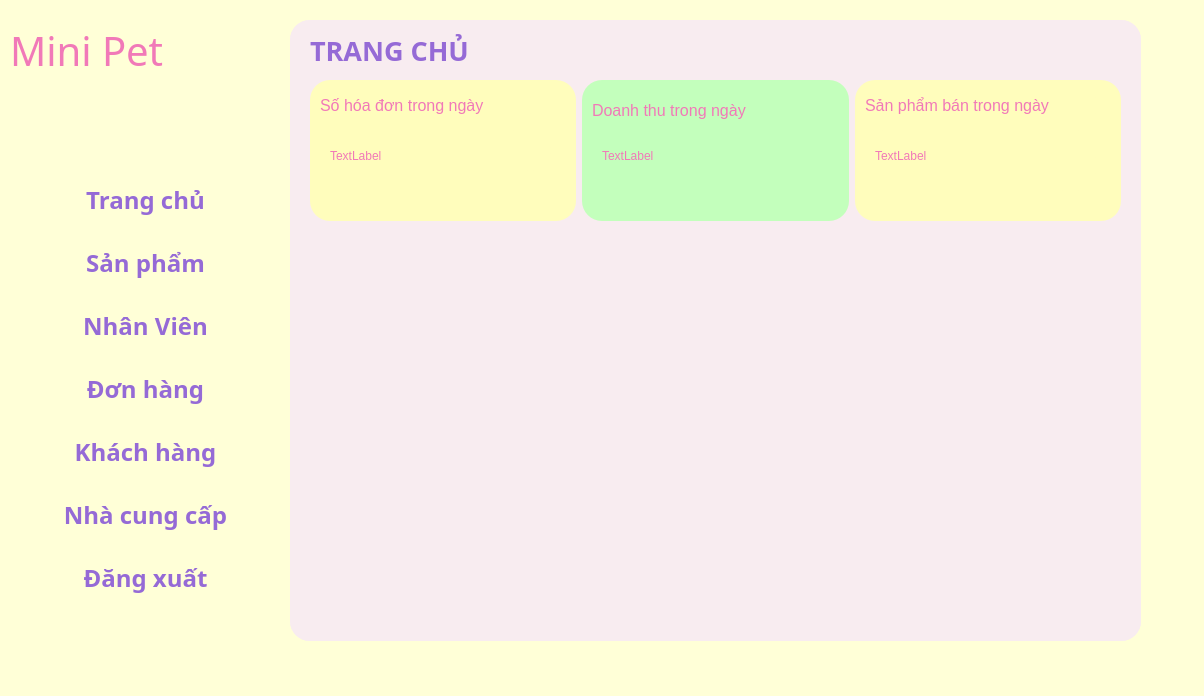
Old version of the form Main/main.ui in the repository minhngoc22/Pet-Store.
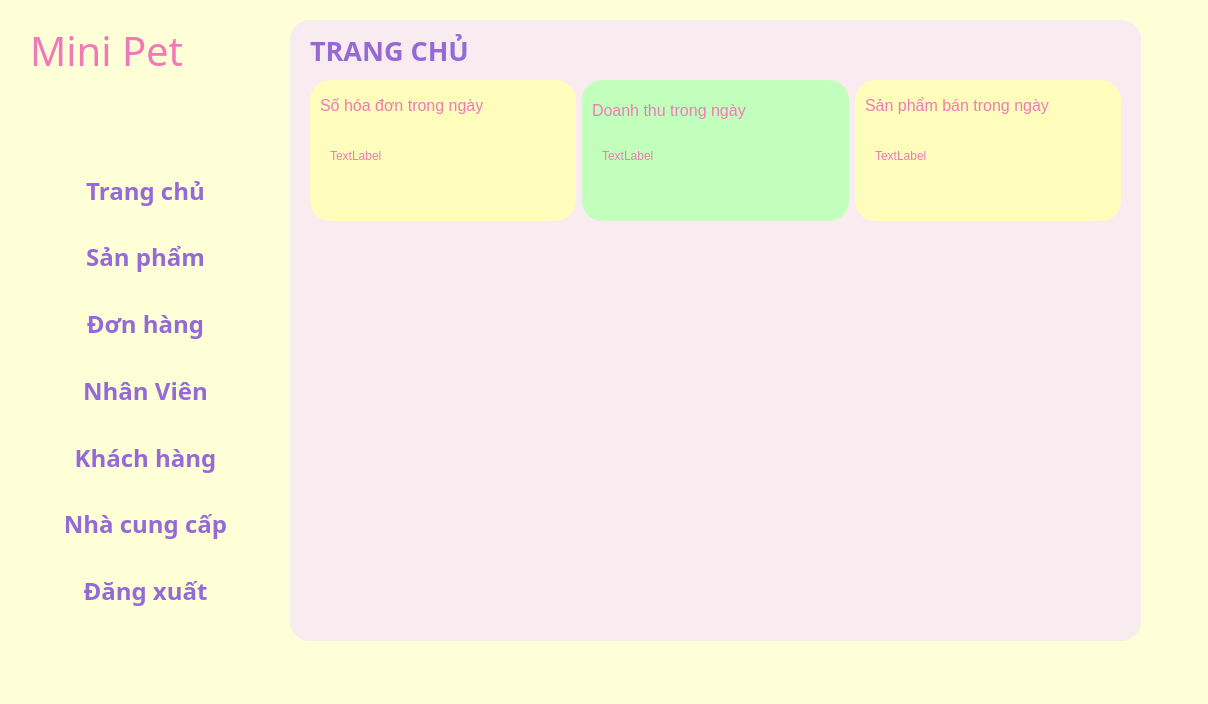
New version of the form. Icons and pictures are not drawn.

The edit to the form file:
```diff
--- a/Main/main.ui
+++ b/Main/main.ui
@@ -6,10 +6,16 @@
    <rect>
     <x>0</x>
     <y>0</y>
-    <width>1204</width>
-    <height>696</height>
+    <width>1208</width>
+    <height>704</height>
    </rect>
   </property>
+  <property name="sizePolicy">
+   <sizepolicy hsizetype="Maximum" vsizetype="Maximum">
+    <horstretch>0</horstretch>
+    <verstretch>0</verstretch>
+   </sizepolicy>
+  </property>
   <property name="windowTitle">
    <string>MainWindow</string>
   </property>
@@ -17,34 +23,21 @@
    <string notr="true">background-color: rgb(255, 255, 215);</string>
   </property>
   <widget class="QWidget" name="centralwidget">
-   <widget class="QLabel" name="label_6">
-    <property name="geometry">
-     <rect>
-      <x>10</x>
-      <y>600</y>
-      <width>61</width>
-      <height>51</height>
-     </rect>
-    </property>
-    <property name="text">
-     <string/>
-    </property>
-    <property name="pixmap">
-     <pixmap>../UI/hinhanh/user.png</pixmap>
-    </property>
-    <property name="scaledContents">
-     <bool>true</bool>
-    </property>
-   </widget>
    <widget class="QLabel" name="label_12">
     <property name="geometry">
      <rect>
-      <x>10</x>
+      <x>30</x>
       <y>20</y>
       <width>241</width>
       <height>61</height>
      </rect>
     </property>
+    <property name="sizePolicy">
+     <sizepolicy hsizetype="Ignored" vsizetype="Ignored">
+      <horstretch>0</horstretch>
+      <verstretch>0</verstretch>
+     </sizepolicy>
+    </property>
     <property name="font">
      <font>
       <family>Segoe Script</family>
@@ -91,9 +84,21 @@
       <height>461</height>
      </rect>
     </property>
+    <property name="sizePolicy">
+     <sizepolicy hsizetype="Ignored" vsizetype="Ignored">
+      <horstretch>0</horstretch>
+      <verstretch>0</verstretch>
+     </sizepolicy>
+    </property>
     <layout class="QVBoxLayout" name="verticalLayout">
      <item>
       <widget class="QPushButton" name="btn_home">
+       <property name="sizePolicy">
+        <sizepolicy hsizetype="Ignored" vsizetype="Ignored">
+         <horstretch>0</horstretch>
+         <verstretch>0</verstretch>
+        </sizepolicy>
+       </property>
        <property name="font">
         <font>
          <family>Arial Black</family>
@@ -136,6 +141,12 @@
      </item>
      <item>
       <widget class="QPushButton" name="btn_spham">
+       <property name="sizePolicy">
+        <sizepolicy hsizetype="Ignored" vsizetype="Ignored">
+         <horstretch>0</horstretch>
+         <verstretch>0</verstretch>
+        </sizepolicy>
+       </property>
        <property name="font">
         <font>
          <family>Arial Black</family>
@@ -175,50 +186,14 @@
        </property>
       </widget>
      </item>
-     <item>
-      <widget class="QPushButton" name="btn_nhanvien">
-       <property name="font">
-        <font>
-         <family>Arial Black</family>
-         <pointsize>18</pointsize>
-         <weight>75</weight>
-         <italic>false</italic>
-         <bold>true</bold>
-        </font>
-       </property>
-       <property name="styleSheet">
-        <string notr="true">QPushButton {
-    background-color:rgb(255, 255, 215); /* Màu nền xanh dương */
-    /* Màu chữ trắng rgb(255, 255, 215)*/
-	color: rgb(149, 106, 214);
-    border-radius: 10px; /* Bo góc */
-}
-QPushButton:hover {
- /* Màu nền khi rê chuột */
-	background-color: rgb(108, 187, 174);
-color: white
-}
-QPushButton:pressed {
-    background-color: rgb(31, 97, 141); /* Màu nền khi nhấn */
-}</string>
-       </property>
-       <property name="text">
-        <string>Nhân Viên</string>
-       </property>
-       <property name="icon">
-        <iconset>
-         <normaloff>../hinhanh/4.png</normaloff>../hinhanh/4.png</iconset>
-       </property>
-       <property name="iconSize">
-        <size>
-         <width>30</width>
-         <height>30</height>
-        </size>
-       </property>
-      </widget>
-     </item>
      <item>
       <widget class="QPushButton" name="btn_donhang">
+       <property name="sizePolicy">
+        <sizepolicy hsizetype="Ignored" vsizetype="Ignored">
+         <horstretch>0</horstretch>
+         <verstretch>0</verstretch>
+        </sizepolicy>
+       </property>
        <property name="font">
         <font>
          <family>Arial Black</family>
@@ -258,8 +233,62 @@
        </property>
       </widget>
      </item>
+     <item>
+      <widget class="QPushButton" name="btn_nhanvien">
+       <property name="sizePolicy">
+        <sizepolicy hsizetype="Ignored" vsizetype="Ignored">
+         <horstretch>0</horstretch>
+         <verstretch>0</verstretch>
+        </sizepolicy>
+       </property>
+       <property name="font">
+        <font>
+         <family>Arial Black</family>
+         <pointsize>18</pointsize>
+         <weight>75</weight>
+         <italic>false</italic>
+         <bold>true</bold>
+        </font>
+       </property>
+       <property name="styleSheet">
+        <string notr="true">QPushButton {
+    background-color:rgb(255, 255, 215); /* Màu nền xanh dương */
+    /* Màu chữ trắng rgb(255, 255, 215)*/
+	color: rgb(149, 106, 214);
+    border-radius: 10px; /* Bo góc */
+}
+QPushButton:hover {
+ /* Màu nền khi rê chuột */
+	background-color: rgb(108, 187, 174);
+color: white
+}
+QPushButton:pressed {
+    background-color: rgb(31, 97, 141); /* Màu nền khi nhấn */
+}</string>
+       </property>
+       <property name="text">
+        <string>Nhân Viên</string>
+       </property>
+       <property name="icon">
+        <iconset>
+         <normaloff>../hinhanh/4.png</normaloff>../hinhanh/4.png</iconset>
+       </property>
+       <property name="iconSize">
+        <size>
+         <width>30</width>
+         <height>30</height>
+        </size>
+       </property>
+      </widget>
+     </item>
      <item>
       <widget class="QPushButton" name="btn_khachhang">
+       <property name="sizePolicy">
+        <sizepolicy hsizetype="Ignored" vsizetype="Ignored">
+         <horstretch>0</horstretch>
+         <verstretch>0</verstretch>
+        </sizepolicy>
+       </property>
        <property name="font">
         <font>
          <family>Arial Black</family>
@@ -301,6 +330,12 @@
      </item>
      <item>
       <widget class="QPushButton" name="btn_nhacc">
+       <property name="sizePolicy">
+        <sizepolicy hsizetype="Ignored" vsizetype="Ignored">
+         <horstretch>0</horstretch>
+         <verstretch>0</verstretch>
+        </sizepolicy>
+       </property>
        <property name="font">
         <font>
          <family>Arial Black</family>
@@ -342,6 +377,12 @@
      </item>
      <item>
       <widget class="QPushButton" name="btn_logout">
+       <property name="sizePolicy">
+        <sizepolicy hsizetype="Ignored" vsizetype="Ignored">
+         <horstretch>0</horstretch>
+         <verstretch>0</verstretch>
+        </sizepolicy>
+       </property>
        <property name="font">
         <font>
          <family>Arial Black</family>
@@ -2181,6 +2222,31 @@
      </widget>
     </widget>
    </widget>
+   <widget class="QLabel" name="label_6">
+    <property name="geometry">
+     <rect>
+      <x>10</x>
+      <y>630</y>
+      <width>61</width>
+      <height>41</height>
+     </rect>
+    </property>
+    <property name="sizePolicy">
+     <sizepolicy hsizetype="Ignored" vsizetype="Ignored">
+      <horstretch>0</horstretch>
+      <verstretch>0</verstretch>
+     </sizepolicy>
+    </property>
+    <property name="text">
+     <string/>
+    </property>
+    <property name="pixmap">
+     <pixmap>../hinhanh/12.png</pixmap>
+    </property>
+    <property name="scaledContents">
+     <bool>true</bool>
+    </property>
+   </widget>
   </widget>
   <widget class="QStatusBar" name="statusbar"/>
  </widget>
```
Left out of the diff: 96 changed lines with no effect on the pictures.
